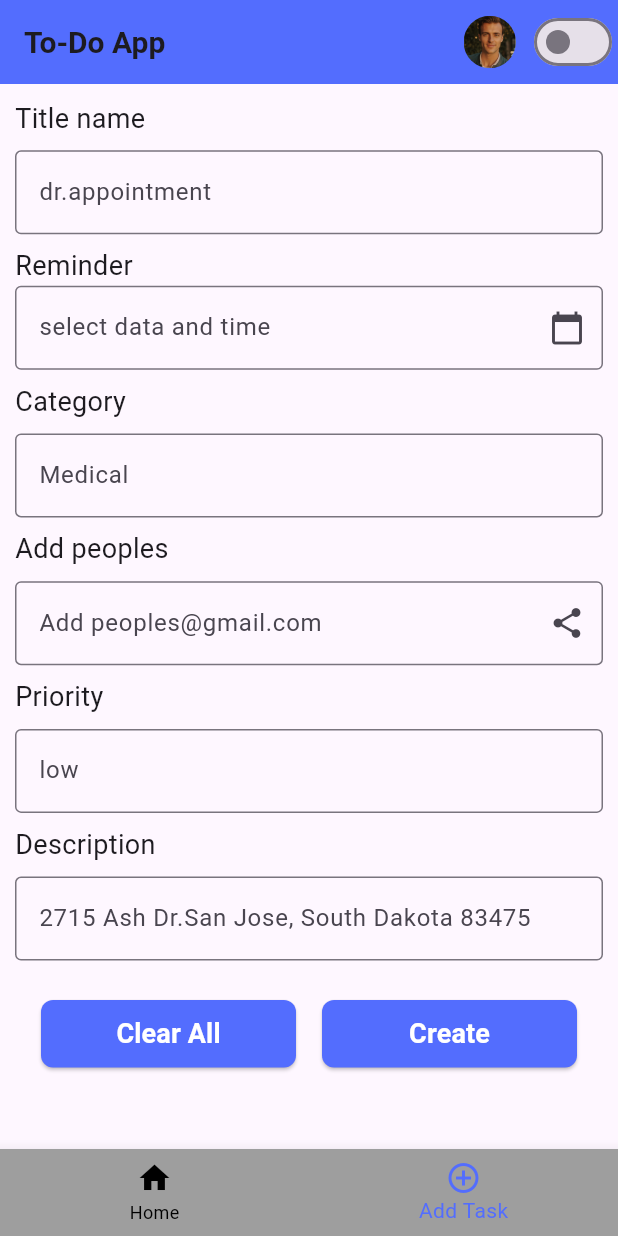
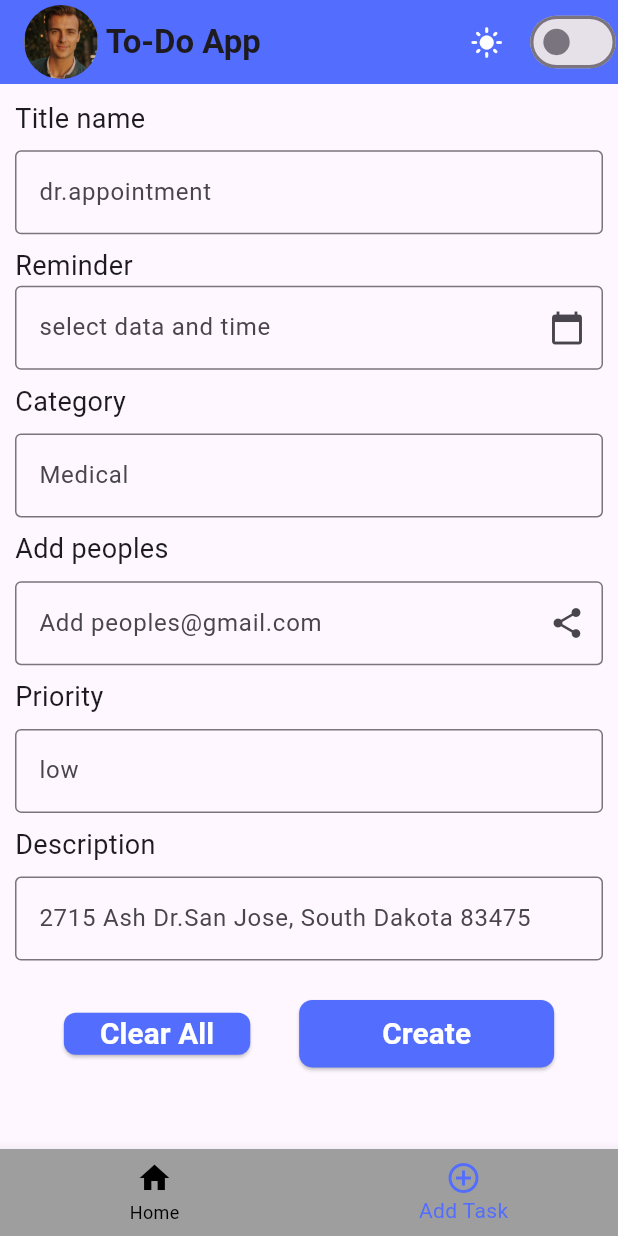
Before and after one commit to vinayparihar26/To_Do_App_Flutter, a Flutter app: the screen it shows after launch, item 2 of the bottom bar chosen, on a phone screen of 412 x 824 dp. Run offline on Flutter 3.47's test engine with Material 3 defaults, Android fonts, the phone set to English and light mode, and no system bars; our stand-ins replace hive, hive_flutter; accounts and stored records are empty.

Commit message:
#Made changes in theme logic

```diff
--- a/lib/features/home.dart
+++ b/lib/features/home.dart
@@ -1,5 +1,6 @@
 import 'package:flutter/material.dart';
 import 'package:provider/provider.dart';
+import 'package:to_do_app/features/responsive.dart';
 
 import 'package:to_do_app/features/screen/add_task.dart';
 import 'package:to_do_app/features/screen/home_page.dart';
@@ -33,7 +34,6 @@ class _HomeState extends State<Home> {
         unselectedItemColor: Colors.black,
         items: [
           BottomNavigationBarItem(icon: Icon(Icons.home), label: "Home"),
-          //    BottomNavigationBarItem(icon: Icon(Icons.task), label: "Data Report"),
           BottomNavigationBarItem(
             icon: Icon(Icons.add_circle_outline),
             label: "Add Task",
@@ -42,26 +42,42 @@ class _HomeState extends State<Home> {
       ),
       appBar: AppBar(
         backgroundColor: Colors.indigoAccent,
-        title: Text(
-          'To-Do App',
-          style: TextStyle(fontSize: 20, fontWeight: FontWeight.bold),
+        title: Row(
+          children: [
+            ClipOval(
+              child: Image.asset(
+                'assets/images/profile.png',
+                width: 0.12*getWidth(context),
+                height: 0.06*getHeight(context),
+                fit: BoxFit.cover,
+              ),
+            ),
+            Padding(
+              padding: const EdgeInsets.only(left: 5.0),
+              child: Text(
+                'To-Do App',
+                style: TextStyle(fontSize: 20*getResponsive(context), fontWeight: FontWeight.bold),
+              ),
+            ),
+          ],
         ),
         actions: [
-          Padding(
-            padding: const EdgeInsets.only(right: 8.0),
-            child: ClipOval(
-              child: Image.asset(
-                'assets/images/profile.png',
-                width: 35,
-                height: 35,
-              ),
-            ),
-          ),
-          Switch(
-            value: themeProvider.isDarkMode,
-            onChanged: (bool value) {
-              themeProvider.toogleTheme();
-            },
+
+          Row(
+            children: [
+              Icon(themeProvider.isDarkMode? Icons.dark_mode: Icons.light_mode, color: Colors.white,size: 20*getResponsive(context),),
+              SizedBox(width: 0.04*getWidth(context)),
+              Transform.scale(
+                scale: getResponsive(context),
+child:  Switch(
+  value: themeProvider.isDarkMode,
+  onChanged: (bool value) {
+    themeProvider.toogleTheme();
+  },
+),
+              )
+
+            ],
           ),
         ],
       ),
--- a/lib/features/model/task.dart
+++ b/lib/features/model/task.dart
@@ -1,5 +1,3 @@
-
-
 
 import 'package:hive/hive.dart';
 
--- a/lib/features/screen/home_page.dart
+++ b/lib/features/screen/home_page.dart
@@ -2,6 +2,7 @@ import 'package:flutter/material.dart';
 import 'package:hive/hive.dart';
 import 'package:hive_flutter/adapters.dart';
 import 'package:to_do_app/features/model/task.dart';
+import 'package:to_do_app/features/responsive.dart';
 
 class HomePage extends StatefulWidget {
   const HomePage({super.key});
@@ -24,7 +25,7 @@ class _HomePageState extends State<HomePage> {
           mainAxisAlignment: MainAxisAlignment.start,
           crossAxisAlignment: CrossAxisAlignment.start,
           children: [
-            SizedBox(height:5),
+
             Row(
               children: [
                 PopupMenuButton(
@@ -46,8 +47,8 @@ class _HomePageState extends State<HomePage> {
                     Column(
                       children: [
                         SizedBox(
-                          width: 350,
-                          height: 60,
+                          width: 0.850*getWidth(context),
+                          height: 0.060*getHeight(context),
                           child: ValueListenableBuilder(
                             valueListenable: taskBox.listenable(),
                             builder: (
@@ -103,30 +104,7 @@ class _HomePageState extends State<HomePage> {
                                 ],
                               );
                             },
-                            // child: ListView.builder(
-                            //   scrollDirection: Axis.horizontal,
-                            //   itemCount: taskBox.length,
-                            //   itemBuilder: (context, index) {
-                            //     Task task = taskBox.getAt(index)!;
 
-                            //     return Padding(
-                            //       padding: const EdgeInsets.all(8.0),
-                            //       child: ElevatedButton(
-                            //         style: ElevatedButton.styleFrom(
-                            //           shape: RoundedRectangleBorder(
-                            //             borderRadius: BorderRadius.circular(8),
-                            //           ),
-                            //         ),
-                            //         onPressed: () {
-                            //           setState(() {
-                            //             selectedTitle = task.title;
-                            //           });
-                            //         },
-                            //         child: Text(task.title),
-                            //       ),
-                            //     );
-                            //   },
-                            // ),
                           ),
                         ),
                       ],
--- a/lib/features/widgets/uihelper.dart
+++ b/lib/features/widgets/uihelper.dart
@@ -185,7 +185,7 @@ class Uihelper {
                     ElevatedButton(
                       style: ElevatedButton.styleFrom(
                         backgroundColor: Colors.indigoAccent,
-                        minimumSize: Size(170, 45),
+                        minimumSize: Size(0.180*getWidth(context), 0.45*getResponsive(context)),
                         shape: RoundedRectangleBorder(
                           borderRadius: BorderRadius.circular(8.0),
                         ),
@@ -198,7 +198,7 @@ class Uihelper {
                         style: TextStyle(
                           fontWeight: FontWeight.bold,
                           color: Colors.white,
-                          fontSize: 18,
+                          fontSize: 18*getResponsive(context),
                         ),
                       ),
                     ),
@@ -209,7 +209,7 @@ class Uihelper {
                         backgroundColor: Colors.indigoAccent,
 
                         shape: RoundedRectangleBorder(
-                          borderRadius: BorderRadius.circular(8.0),
+                          borderRadius: BorderRadius.circular(8.0*getResponsive(context)),
                         ),
                       ),
                       onPressed: () async {
@@ -260,7 +260,7 @@ class Uihelper {
                         'Create',
                         style: TextStyle(
                           fontWeight: FontWeight.bold,
-                          fontSize: 18,
+                          fontSize: 18*getResponsive(context),
                           color: Colors.white,
                         ),
                       ),
```
